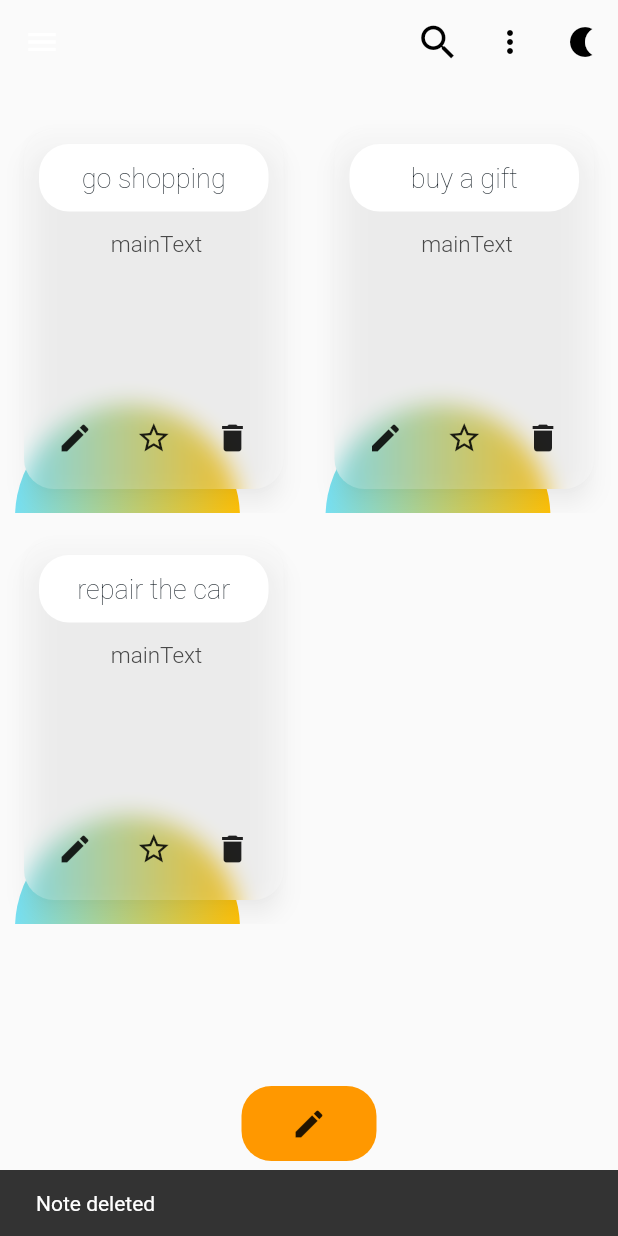
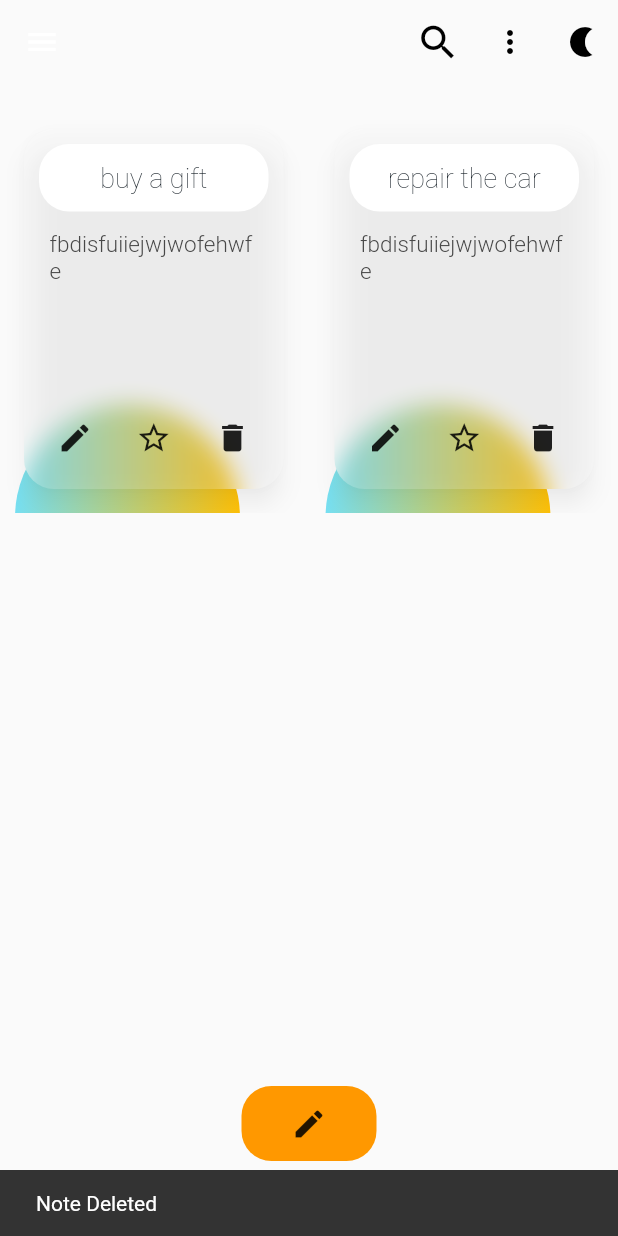
Before and after one commit to Elmurodjon01/todoApp, a Flutter app: the screen it shows after launch, after a tap on the "delete" icon, on a phone screen of 412 x 824 dp. Run offline on Flutter 3.47's test engine with Material 2 defaults, Android fonts, the phone set to English and light mode, and no system bars; drawn by our look-alikes of blurrycontainer; our stand-ins replace hive, hive_flutter, shared_preferences; accounts and stored records are empty.

Commit message:
body and title

```diff
--- a/lib/UI/mainScreen.dart
+++ b/lib/UI/mainScreen.dart
@@ -22,7 +22,6 @@ class MainScreen extends StatefulWidget {
 class _MainScreenState extends State<MainScreen> {
   @override
   Widget build(BuildContext context) {
-    var provider = Provider.of<NoteProvider>(context, listen: false);
     // var loadInfo = HiveDB().loadUser();
     var tasks = context.watch<NoteProvider>();
     return Scaffold(
@@ -38,7 +37,14 @@ class _MainScreenState extends State<MainScreen> {
               itemCount: tasks.todos.length,
               itemBuilder: ((context, index) {
                 return ItemContainer(
-                    label: tasks.todos[index].title, mainText: ' mainText');
+                  label: tasks.todos[index].title,
+                  mainText: tasks.todos[index].mainText,
+                  onDeleted: () {
+                    tasks.deletTask(tasks.todos[index]);
+                    ScaffoldMessenger.of(context)
+                        .showSnackBar(SnackBar(content: Text('Note Deleted')));
+                  },
+                );
               })),
           AddButton(context),
         ],
--- a/lib/main.dart
+++ b/lib/main.dart
@@ -3,6 +3,7 @@ import 'package:hive_flutter/adapters.dart';
 import 'package:provider/provider.dart';
 import 'package:todoapp/UI/addScreen.dart';
 import 'package:todoapp/UI/mainScreen.dart';
+import 'package:todoapp/provider/databaseProvider.dart';
 import 'package:todoapp/provider/noteProvider.dart';
 
 void main() async {
@@ -10,6 +11,7 @@ void main() async {
   await Hive.openBox('Notes');
   runApp(MultiProvider(providers: [
     ChangeNotifierProvider(create: (BuildContext context) => NoteProvider()),
+    ChangeNotifierProvider(create: (BuildContext context) => HiveDB()),
   ], child: const MyApp()));
 }
 
--- a/lib/model/note_model.dart
+++ b/lib/model/note_model.dart
@@ -1,22 +1,22 @@
 class NoteModel {
-  String label;
+  String title;
   String mainText;
   // String id;
   // DateTime time;
   NoteModel({
-    required this.label,
+    required this.title,
     required this.mainText,
     // required this.id,
     // required this.time,
   });
   NoteModel.fromJson(Map<String, dynamic> json)
-      : label = json['label'],
+      : title = json['label'],
         mainText = json['mainText'];
   // time = json['time'];
   // id = json['id'];
 
   Map<String, dynamic> toJson() => {
-        'label': label,
+        'label': title,
         'mainText': mainText,
         // 'id': id,
         // 'time': time,
--- a/lib/provider/noteProvider.dart
+++ b/lib/provider/noteProvider.dart
@@ -1,4 +1,6 @@
 import 'package:flutter/material.dart';
+
+import '../model/note_model.dart';
 
 class NoteProvider extends ChangeNotifier {
   // List<ToDo> _todos = [];
@@ -19,13 +21,13 @@ class NoteProvider extends ChangeNotifier {
   //   _todos.remove(todo);
   //   notifyListeners();
   // }
-  List<ToDo> todos = [
-    ToDo(title: "go shopping"),
-    ToDo(title: "buy a gift"),
-    ToDo(title: "repair the car"),
+  List<NoteModel> todos = [
+    NoteModel(title: "go shopping", mainText: 'fbdisfuiiejwjwofehwfe'),
+    NoteModel(title: "buy a gift", mainText: 'fbdisfuiiejwjwofehwfe'),
+    NoteModel(title: "repair the car", mainText: 'fbdisfuiiejwjwofehwfe'),
   ];
 
-  void addTasks(ToDo todo) {
+  void addTasks(NoteModel todo) {
     todos.add(todo);
     notifyListeners();
   }
@@ -35,22 +37,22 @@ class NoteProvider extends ChangeNotifier {
   //   notifyListeners();
   // }
 
-  void deletTask(ToDo todo) {
+  void deletTask(NoteModel todo) {
     todos.remove(todo);
     notifyListeners();
   }
 }
 
-class ToDo {
-  // DateTime createdTime;
-  String title;
-  // String? mainText;
-  // String? id;
-  // bool? isDone = false;
-  ToDo({
-    required this.title,
-    // this.mainText,
-    // this.id,
-    // this.isDone = false,
-  });
-}
+// class NoteModel {
+//   // DateTime createdTime;
+//   String title;
+//   String mainText;
+//   // String? id;
+//   // bool? isDone = false;
+//   NoteModel({
+//     required this.title,
+//     required this.mainText,
+//     // this.id,
+//     // this.isDone = false,
+//   });
+// }
--- a/lib/widgets/itemContainer.dart
+++ b/lib/widgets/itemContainer.dart
@@ -7,11 +7,13 @@ import 'package:todoapp/constants/constants.dart';
 class ItemContainer extends StatelessWidget {
   String label;
   String mainText;
+  VoidCallback onDeleted;
 
   ItemContainer({
     Key? key,
     required this.label,
     required this.mainText,
+    required this.onDeleted,
   }) : super(key: key);
   @override
   Widget build(BuildContext context) {
@@ -96,13 +98,7 @@ class ItemContainer extends StatelessWidget {
                       icon: const Icon(Icons.star_outline),
                     ),
                     IconButton(
-                      onPressed: () {
-                        ScaffoldMessenger.of(context).showSnackBar(
-                          const SnackBar(
-                            content: Text('Note deleted'),
-                          ),
-                        );
-                      },
+                      onPressed: onDeleted,
                       icon: const Icon(Icons.delete),
                     ),
                   ],
```
Also changed, not shown: lib/UI/addScreen.dart (+13 -13 lines), lib/provider/databaseProvider.dart (added, +20 -0 lines).
